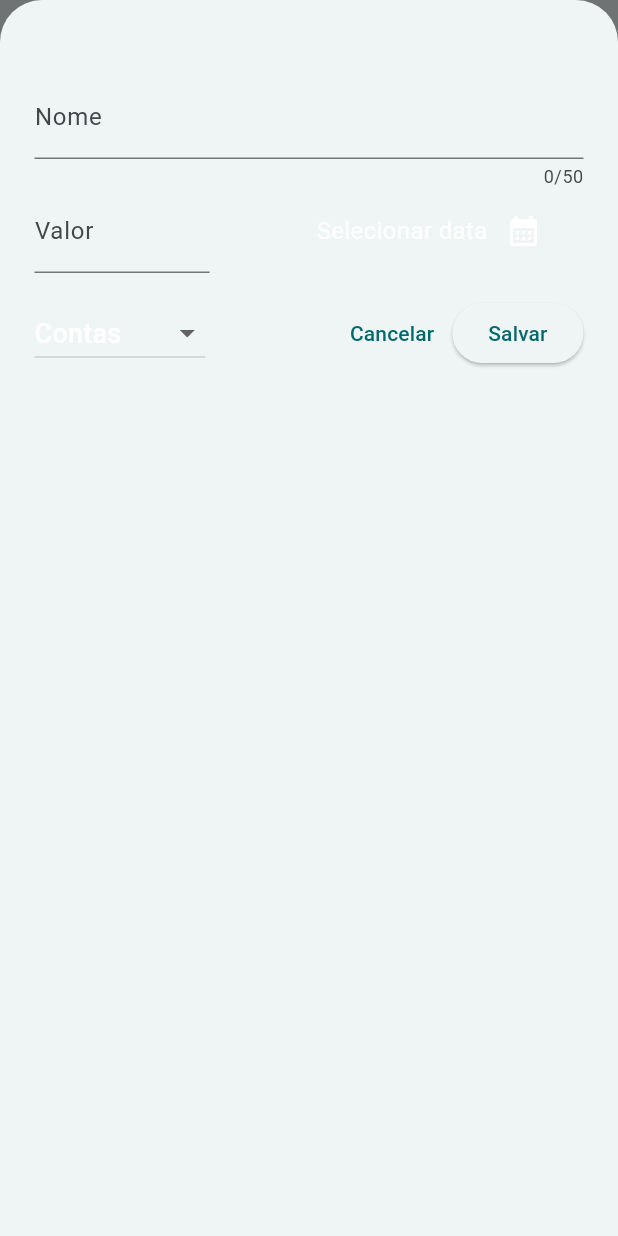
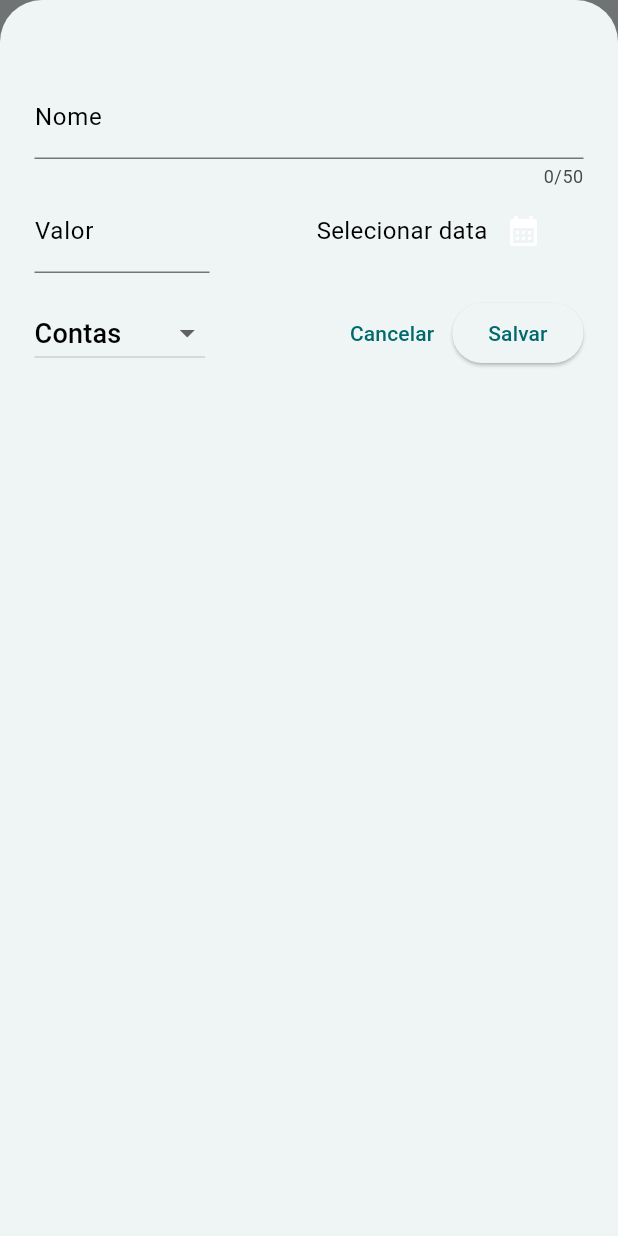
Before and after one commit to MSaJS/shadow_finces, a Flutter app: the screen it shows after launch, after a tap on the "add" icon, on a phone screen of 412 x 824 dp. Run offline on Flutter 3.47's test engine with Material 3 defaults, Android fonts, the phone set to English and light mode, and no system bars.

Commit message:
color changing modal

```diff
--- a/lib/widgets/new_expense.dart
+++ b/lib/widgets/new_expense.dart
@@ -84,7 +84,7 @@ class _NewExpenseState extends State<NewExpense> {
             controller: _titleController,
             maxLength: 50,
             decoration: const InputDecoration(
-              label: Text('Nome'),
+              label: Text('Nome', style: TextStyle(color: Colors.black),),
             ),
           ),
           Row(
@@ -95,7 +95,7 @@ class _NewExpenseState extends State<NewExpense> {
                   keyboardType: TextInputType.number,
                   decoration: const InputDecoration(
                     prefixText: '\$ ',
-                    label: Text('Valor'),
+                    label: Text('Valor', style: TextStyle(color: Colors.black),),
                   ),
                 ),
               ),
@@ -110,6 +110,7 @@ class _NewExpenseState extends State<NewExpense> {
                       _selectedDate == null
                           ? 'Selecionar data'
                           : formatter.format(_selectedDate!),
+                      style: TextStyle(color: Colors.black)
                     ),
                     IconButton(
                       onPressed: _presentDatePicker,
@@ -132,6 +133,7 @@ class _NewExpenseState extends State<NewExpense> {
                         value: category,
                         child: Text(
                           toBeginningOfSentenceCase(category.name),
+                          style: TextStyle(color: Colors.black)
                         ),
                       ),
                     )
```
